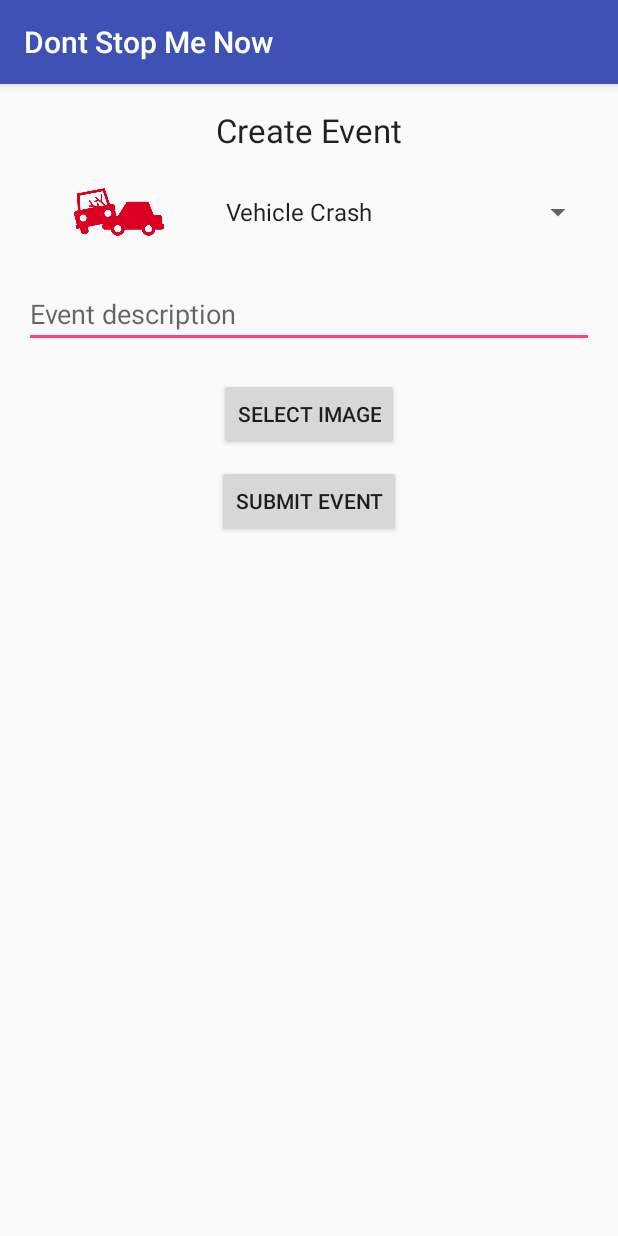
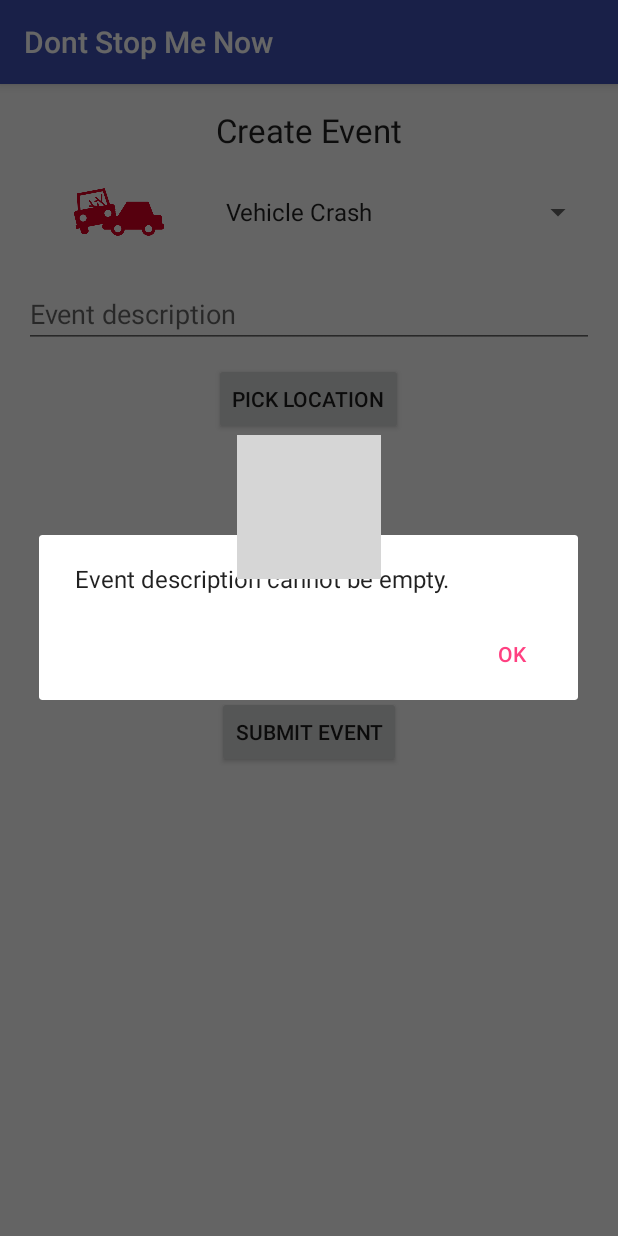
Before and after one commit to andrelago13/Dont-Stop-Me-Now, an Android app: the CreateEventActivity screen opened directly, with no data from a screen before it, after a tap on "SUBMIT EVENT", on a phone screen of 412 x 824 dp. Run offline under Robolectric (Android 15) with nearby library versions, the phone set to English and light mode, and no system bars; grey boxes are pictures that could not be loaded.

Commit message:
Submit event ready for API integration

```diff
--- a/Client/DSMN-Client/dsmn/src/main/java/com/sdis/g0102/dsmn/CreateEventActivity.java
+++ b/Client/DSMN-Client/dsmn/src/main/java/com/sdis/g0102/dsmn/CreateEventActivity.java
@@ -1,56 +1,33 @@
 package com.sdis.g0102.dsmn;
 
-import android.Manifest;
 import android.app.Activity;
-import android.content.Context;
+import android.content.DialogInterface;
 import android.content.Intent;
-import android.content.IntentSender;
-import android.content.pm.PackageManager;
-import android.database.Cursor;
 import android.graphics.Bitmap;
-import android.graphics.drawable.BitmapDrawable;
-import android.location.Criteria;
-import android.location.Location;
-import android.location.LocationListener;
-import android.location.LocationManager;
 import android.net.Uri;
+import android.os.Bundle;
 import android.provider.MediaStore;
-import android.support.annotation.NonNull;
-import android.support.v4.app.ActivityCompat;
-import android.support.v4.app.FragmentActivity;
+import android.support.v7.app.AlertDialog;
 import android.support.v7.app.AppCompatActivity;
-import android.os.Bundle;
 import android.util.Log;
 import android.view.View;
 import android.widget.AdapterView;
 import android.widget.ArrayAdapter;
 import android.widget.Button;
 import android.widget.ImageView;
+import android.widget.LinearLayout;
 import android.widget.Spinner;
+import android.widget.TextView;
 import android.widget.Toast;
 
-import com.facebook.AccessToken;
-import com.google.android.gms.common.ConnectionResult;
 import com.google.android.gms.common.GooglePlayServicesNotAvailableException;
 import com.google.android.gms.common.GooglePlayServicesRepairableException;
-import com.google.android.gms.common.api.GoogleApiClient;
-import com.google.android.gms.common.api.PendingResult;
-import com.google.android.gms.common.api.ResultCallback;
-import com.google.android.gms.common.api.Status;
-import com.google.android.gms.drive.Drive;
-import com.google.android.gms.location.LocationRequest;
-import com.google.android.gms.location.LocationServices;
-import com.google.android.gms.location.LocationSettingsRequest;
-import com.google.android.gms.location.LocationSettingsResult;
-import com.google.android.gms.location.LocationSettingsStates;
-import com.google.android.gms.location.LocationSettingsStatusCodes;
 import com.google.android.gms.location.places.Place;
-import com.google.android.gms.location.places.Places;
 import com.google.android.gms.location.places.ui.PlacePicker;
 
 import java.io.IOException;
 
-public class CreateEventActivity extends AppCompatActivity implements AdapterView.OnItemSelectedListener, GoogleApiClient.OnConnectionFailedListener {
+public class CreateEventActivity extends AppCompatActivity implements AdapterView.OnItemSelectedListener {
 
     private static final String select_image_text = "Select image";
     private static final String clear_image_text = "Clear image";
@@ -58,10 +35,18 @@ public class CreateEventActivity extends AppCompatActivity implements AdapterVie
     public static final int SELECT_IMAGE = 4132;
     public static final int PLACE_PICKER_REQUEST = 1112;
 
+    private Event.Type event_type = null;
+    private Place event_location = null;
+    private String event_description = null;
+    private Bitmap event_selected_image = null;
+
     private ImageView event_icon;
     private ImageView event_image;
-    private Bitmap selected_image = null;
     private Button select_picture_button;
+    private LinearLayout no_location_layout;
+    private LinearLayout good_location_layout;
+    private TextView location_text;
+    private TextView description_text;
 
     @Override
     protected void onCreate(Bundle savedInstanceState) {
@@ -72,37 +57,16 @@ public class CreateEventActivity extends AppCompatActivity implements AdapterVie
         event_image = (ImageView) findViewById(R.id.event_image);
         select_picture_button = (Button) findViewById(R.id.select_image_button);
         select_picture_button.setText(select_image_text);
+        no_location_layout = (LinearLayout) findViewById(R.id.no_location_layout);
+        good_location_layout = (LinearLayout) findViewById(R.id.good_location_layout);
+        location_text = (TextView) findViewById(R.id.location_name);
+        description_text = (TextView) findViewById(R.id.create_event_description);
 
         Spinner spinner = (Spinner) findViewById(R.id.choose_type_spinner);
         ArrayAdapter<CharSequence> adapter = ArrayAdapter.createFromResource(this, R.array.event_types, android.R.layout.simple_spinner_item);
         adapter.setDropDownViewResource(android.R.layout.simple_spinner_dropdown_item);
         spinner.setAdapter(adapter);
         spinner.setOnItemSelectedListener(this);
-        GoogleApiClient mGoogleApiClient = new GoogleApiClient
-                .Builder(this)
-                .addApi(Places.GEO_DATA_API)
-                .addApi(Places.PLACE_DETECTION_API)
-                .enableAutoManage(this, this)
-                .build();
-
-        //createLocationRequest();
-    }
-
-    protected void createLocationRequest() {
-
-        PlacePicker.IntentBuilder builder = new PlacePicker.IntentBuilder();
-
-        try {
-            startActivityForResult(builder.build(this), PLACE_PICKER_REQUEST);
-        } catch (GooglePlayServicesRepairableException e) {
-            Log.d("CreateEventActivity", "PlacePicker exception 1");
-            // TODO toast
-            e.printStackTrace();
-        } catch (GooglePlayServicesNotAvailableException e) {
-            Log.d("CreateEventActivity", "PlacePicker exception 2");
-            // TODO toast
-            e.printStackTrace();
-        }
     }
 
     @Override
@@ -111,12 +75,16 @@ public class CreateEventActivity extends AppCompatActivity implements AdapterVie
         Log.d("CreateEventActivity", "Selected: " + selected);
 
         if(selected.equals("Vehicle Crash")) {
+            event_type = Event.Type.CRASH;
             event_icon.setImageResource(R.drawable.event_crash);
         } else if(selected.equals("Speed Radar")) {
+            event_type = Event.Type.RADAR;
             event_icon.setImageResource(R.drawable.event_camera);
         } else if(selected.equals("Slow Traffic")) {
+            event_type = Event.Type.TRAFFIC;
             event_icon.setImageResource(R.drawable.event_traffic);
         } else if(selected.equals("Traffic Stop")) {
+            event_type = Event.Type.STOP;
             event_icon.setImageResource(R.drawable.event_stop);
         }
     }
@@ -127,21 +95,95 @@ public class CreateEventActivity extends AppCompatActivity implements AdapterVie
     }
 
     public void choosePicture(View v) {
-        if(selected_image == null) {
+        if(event_selected_image == null) {
             Intent intent = new Intent();
             intent.setType("image/*");
             intent.setAction(Intent.ACTION_GET_CONTENT);
             startActivityForResult(Intent.createChooser(intent, "Select Picture"), SELECT_IMAGE);
         } else {
-            selected_image = null;
+            event_selected_image = null;
             event_image.setImageDrawable(null);
             select_picture_button.setText(select_image_text);
         }
     }
 
     public void submit(View v) {
+
+        event_description = description_text.getText().toString();
+
+        if(event_description == null || event_description.equals("")) {
+            AlertDialog.Builder builder = new AlertDialog.Builder(this);
+            builder.setMessage("Event description cannot be empty.")
+                    .setCancelable(false)
+                    .setIcon(android.R.drawable.ic_dialog_alert)
+                    .setPositiveButton("OK", new DialogInterface.OnClickListener() {
+                        public void onClick(DialogInterface dialog, int id) {}
+                    });
+            AlertDialog alert = builder.create();
+            alert.show();
+            return;
+        }
+
+        if(event_location == null) {
+            AlertDialog.Builder builder = new AlertDialog.Builder(this);
+            builder.setMessage("You must select a location for the event.")
+                    .setCancelable(false)
+                    .setIcon(android.R.drawable.ic_dialog_alert)
+                    .setPositiveButton("OK", new DialogInterface.OnClickListener() {
+                        public void onClick(DialogInterface dialog, int id) {}
+                    });
+            AlertDialog alert = builder.create();
+            alert.show();
+            return;
+        }
+
+        if(event_selected_image == null) {
+            new AlertDialog.Builder(this)
+                    .setIcon(android.R.drawable.ic_dialog_alert)
+                    .setTitle("Submitting Event")
+                    .setMessage("Are you sure you want to submit the event without a picture?")
+                    .setPositiveButton("Yes", new DialogInterface.OnClickListener()
+                    {
+                        @Override
+                        public void onClick(DialogInterface dialog, int which) {
+                            actualSubmit();
+                        }
+
+                    })
+                    .setNegativeButton("No", null)
+                    .show();
+            return;
+        }
+
         // TODO acabar
-        createLocationRequest();
+        actualSubmit();
+    }
+
+    private void actualSubmit() {
+        // TODO send with api
+        Toast.makeText(this, "Submitted", Toast.LENGTH_LONG).show();
+    }
+
+    public void pickLocation(View v) {
+        PlacePicker.IntentBuilder builder = new PlacePicker.IntentBuilder();
+
+        try {
+            startActivityForResult(builder.build(this), PLACE_PICKER_REQUEST);
+        } catch (GooglePlayServicesRepairableException e) {
+            Log.d("CreateEventActivity", "PlacePicker exception 1");
+            Toast.makeText(this, "Unable to start PlacePicker activity. Please turn on GPS and Internet connection and try again later.", Toast.LENGTH_LONG).show();
+            e.printStackTrace();
+        } catch (GooglePlayServicesNotAvailableException e) {
+            Log.d("CreateEventActivity", "PlacePicker exception 2");
+            Toast.makeText(this, "Unable to start PlacePicker activity. Please turn on GPS and Internet connection and try again later.", Toast.LENGTH_LONG).show();
+            e.printStackTrace();
+        }
+    }
+
+    public void clearLocation(View v) {
+        event_location = null;
+        good_location_layout.setVisibility(View.GONE);
+        no_location_layout.setVisibility(View.VISIBLE);
     }
 
     @Override
@@ -157,7 +199,7 @@ public class CreateEventActivity extends AppCompatActivity implements AdapterVie
                     Bitmap scaled = Bitmap.createScaledBitmap(original_bitmap, 512, nh, true);
                     event_image.setImageBitmap(scaled);
 
-                    selected_image = scaled;
+                    event_selected_image = scaled;
                     select_picture_button.setText(clear_image_text);
                 } catch (IOException e) {
                     e.printStackTrace();
@@ -166,18 +208,14 @@ public class CreateEventActivity extends AppCompatActivity implements AdapterVie
             }
         } else if (requestCode == PLACE_PICKER_REQUEST) {
             if (resultCode == RESULT_OK) {
-                Place place = PlacePicker.getPlace(data, this);
-                String toastMsg = String.format("Place: %s", place.getName());
-                Log.d("test", "" + place.getLatLng().latitude + " " + place.getLatLng().longitude);
-                Toast.makeText(this, toastMsg, Toast.LENGTH_LONG).show();
+                Place place = PlacePicker.getPlace(this, data);
+                event_location = place;
+                no_location_layout.setVisibility(View.GONE);
+                good_location_layout.setVisibility(View.VISIBLE);
+                location_text.setText(place.getName());
             } else {
-                // TODO toast
+                Toast.makeText(this, "Unable to retrieve location. Please turn on GPS and Internet connection and try again.", Toast.LENGTH_LONG).show();
             }
         }
     }
-
-    @Override
-    public void onConnectionFailed(@NonNull ConnectionResult connectionResult) {
-        Log.d("CreateEventActivity", "Connection Failed");
-    }
 }
--- a/Client/DSMN-Client/dsmn/src/main/res/layout/activity_create_event.xml
+++ b/Client/DSMN-Client/dsmn/src/main/res/layout/activity_create_event.xml
@@ -52,6 +52,12 @@
                     android:gravity="center_vertical|center_horizontal" />
             </LinearLayout>
 
+            <LinearLayout
+                android:focusable="true"
+                android:focusableInTouchMode="true"
+                android:layout_width="0px"
+                android:layout_height="0px"/>
+
             <EditText
                 android:layout_width="fill_parent"
                 android:layout_height="wrap_content"
@@ -60,7 +66,56 @@
                 android:maxLines="5"
                 android:nestedScrollingEnabled="true"
                 android:hint="Event description"
-                android:layout_marginTop="15dp" />
+                android:layout_marginTop="15dp"
+                android:nextFocusUp="@id/create_event_description"
+                android:nextFocusLeft="@id/create_event_description" />
+
+            <LinearLayout
+                android:orientation="horizontal"
+                android:layout_width="wrap_content"
+                android:layout_height="match_parent"
+                android:layout_gravity="center_horizontal"
+                android:id="@+id/no_location_layout"
+                android:layout_marginTop="10dp">
+
+                <Button
+                    android:layout_width="wrap_content"
+                    android:layout_height="wrap_content"
+                    android:text="Pick Location"
+                    android:id="@+id/pick_location_button"
+                    android:onClick="pickLocation" />
+            </LinearLayout>
+
+            <LinearLayout
+                android:orientation="horizontal"
+                android:layout_width="wrap_content"
+                android:layout_height="match_parent"
+                android:id="@+id/good_location_layout"
+                android:layout_gravity="center_horizontal"
+                android:layout_marginTop="10dp"
+                android:visibility="gone">
+
+                <TextView
+                    android:layout_width="wrap_content"
+                    android:layout_height="wrap_content"
+                    android:textAppearance="?android:attr/textAppearanceSmall"
+                    android:text="Location"
+                    android:id="@+id/location_name" />
+
+                <Button
+                    style="?android:attr/buttonStyleSmall"
+                    android:layout_width="wrap_content"
+                    android:layout_height="wrap_content"
+                    android:text="Clear"
+                    android:id="@+id/clear_location_button"
+                    android:onClick="clearLocation" />
+            </LinearLayout>
+
+            <ImageView
+                android:layout_width="wrap_content"
+                android:layout_height="wrap_content"
+                android:layout_gravity="center_horizontal"
+                android:src="@drawable/powered_by_google_light" />
 
             <ImageView
                 android:layout_width="fill_parent"
@@ -88,6 +143,7 @@
                 android:onClick="submit"
                 android:layout_gravity="center_horizontal"
                 android:layout_marginTop="10dp" />
+
         </LinearLayout>
     </ScrollView>
 </LinearLayout>
```
Also changed, not shown: Client/DSMN-Client/dsmn/src/main/java/com/sdis/g0102/dsmn/MainActivity.java (+23 -2 lines).
